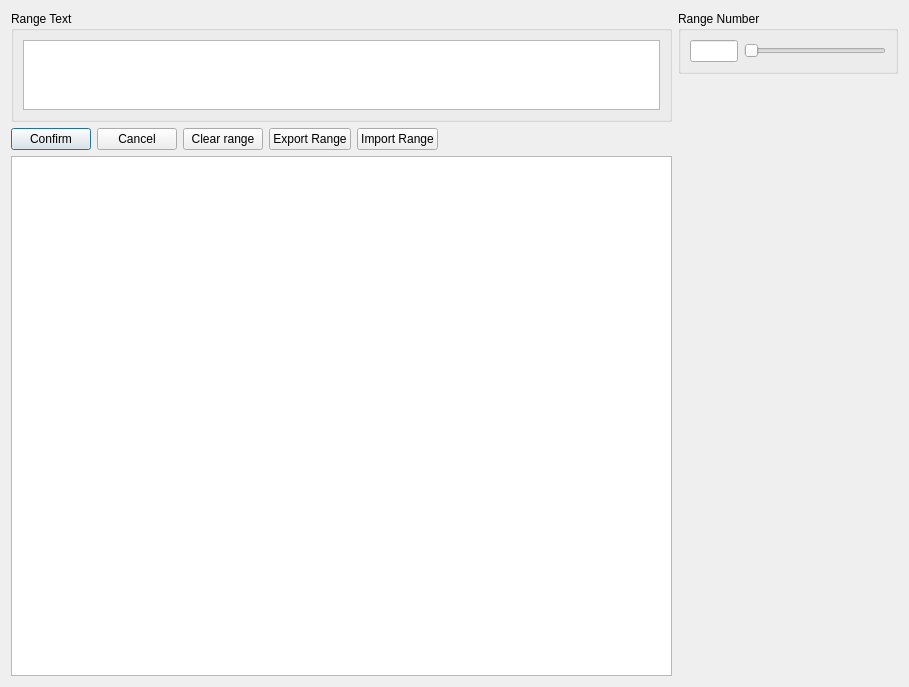
First picture: the form in rangeselector.ui, repository bupticybee/TexasSolver, before the edit.
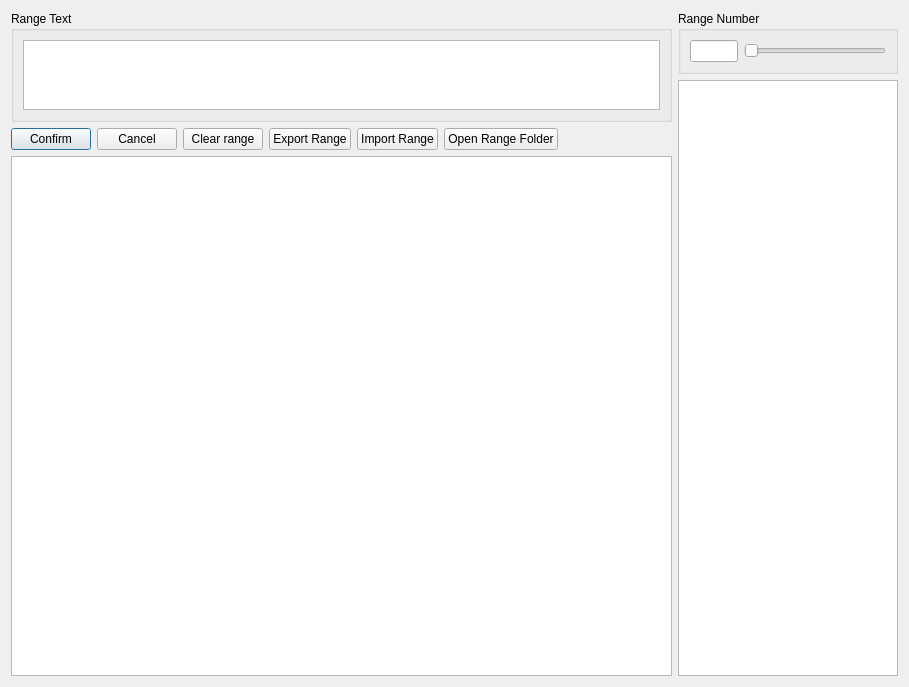
Second picture: the form after the edit. Custom widgets are drawn as their Qt base class.

Commit message: :new: parameter selector window and range selector tree view

```diff
--- a/rangeselector.ui
+++ b/rangeselector.ui
@@ -65,6 +65,13 @@
          </property>
         </widget>
        </item>
+       <item>
+        <widget class="QPushButton" name="openRangeFolderButton">
+         <property name="text">
+          <string>Open Range Folder</string>
+         </property>
+        </widget>
+       </item>
        <item>
         <spacer name="horizontalSpacer">
          <property name="orientation">
@@ -114,17 +121,11 @@
       </widget>
      </item>
      <item>
-      <spacer name="verticalSpacer">
-       <property name="orientation">
-        <enum>Qt::Vertical</enum>
-       </property>
-       <property name="sizeHint" stdset="0">
-        <size>
-         <width>20</width>
-         <height>40</height>
-        </size>
-       </property>
-      </spacer>
+      <widget class="QTreeView" name="rangeFilesTreeView">
+       <attribute name="headerVisible">
+        <bool>false</bool>
+       </attribute>
+      </widget>
      </item>
     </layout>
    </item>
```
The commit also changes 7 other files.
